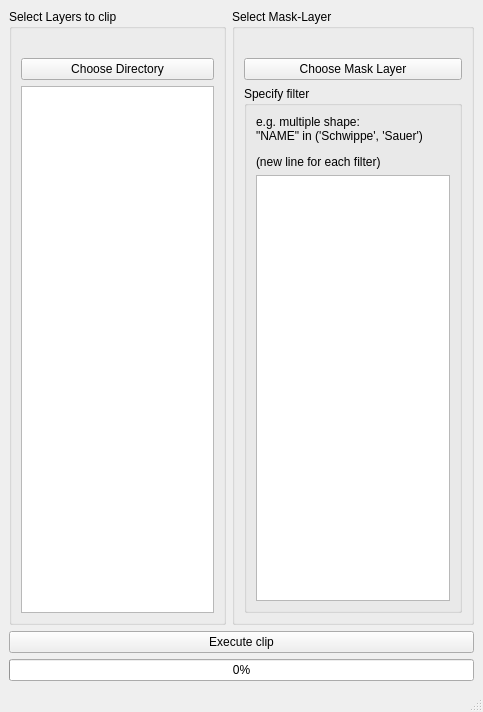
Old version of the form gis_clip/UI/main.ui in the repository gummibumm/gis_clip.
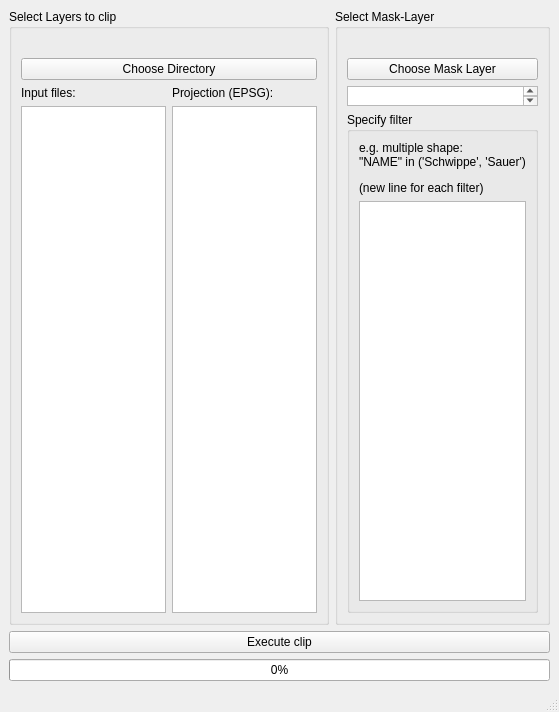
New version of the form.

```diff
--- a/gis_clip/UI/main.ui
+++ b/gis_clip/UI/main.ui
@@ -6,7 +6,7 @@
    <rect>
     <x>0</x>
     <y>0</y>
-    <width>483</width>
+    <width>559</width>
     <height>712</height>
    </rect>
   </property>
@@ -42,7 +42,32 @@
               </widget>
              </item>
              <item>
-              <widget class="QListView" name="listView_toClip"/>
+              <layout class="QHBoxLayout" name="horizontalLayout_6">
+               <item>
+                <widget class="QLabel" name="label_3">
+                 <property name="text">
+                  <string>Input files:</string>
+                 </property>
+                </widget>
+               </item>
+               <item>
+                <widget class="QLabel" name="label_2">
+                 <property name="text">
+                  <string>Projection (EPSG):</string>
+                 </property>
+                </widget>
+               </item>
+              </layout>
+             </item>
+             <item>
+              <layout class="QHBoxLayout" name="horizontalLayout_4">
+               <item>
+                <widget class="QListView" name="listView_toClip"/>
+               </item>
+               <item>
+                <widget class="QListView" name="listView_EPSG"/>
+               </item>
+              </layout>
              </item>
             </layout>
             <zorder>layer_clip_btn</zorder>
@@ -77,6 +102,16 @@
                </property>
               </widget>
              </item>
+             <item>
+              <widget class="QPlainTextEdit" name="textEdit_maskEPSG">
+               <property name="maximumSize">
+                <size>
+                 <width>16777215</width>
+                 <height>20</height>
+                </size>
+               </property>
+              </widget>
+             </item>
              <item>
               <widget class="QGroupBox" name="groupBox_3">
                <property name="title">
```
Left out of the diff: 5 changed lines with no effect on the pictures.
